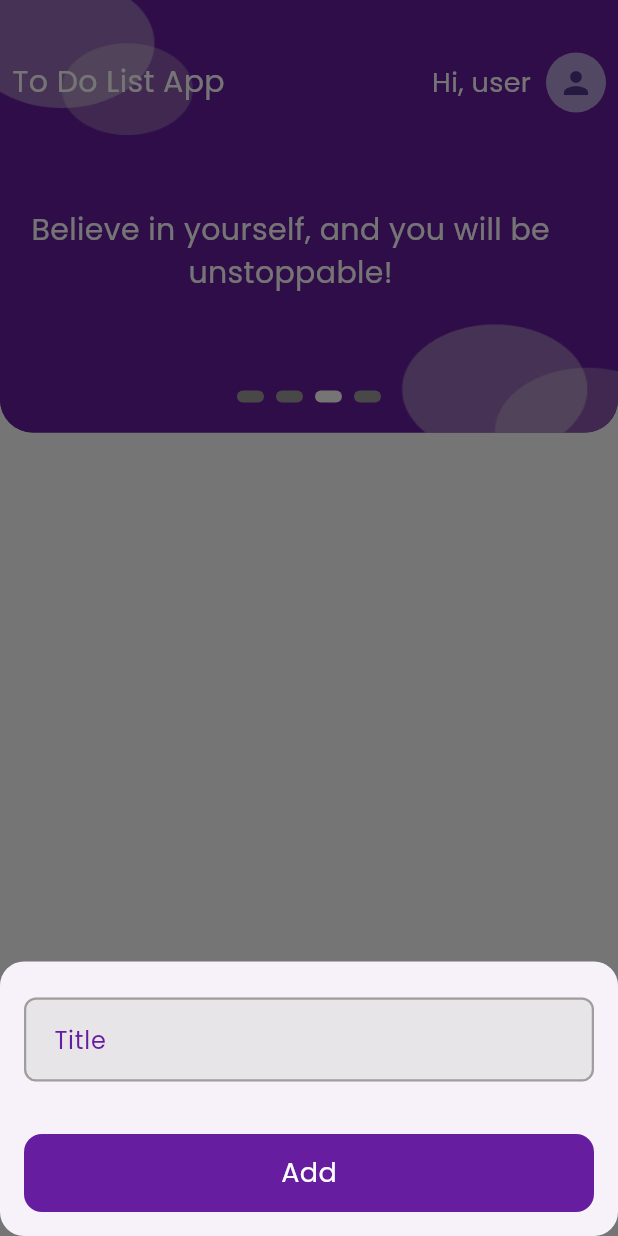
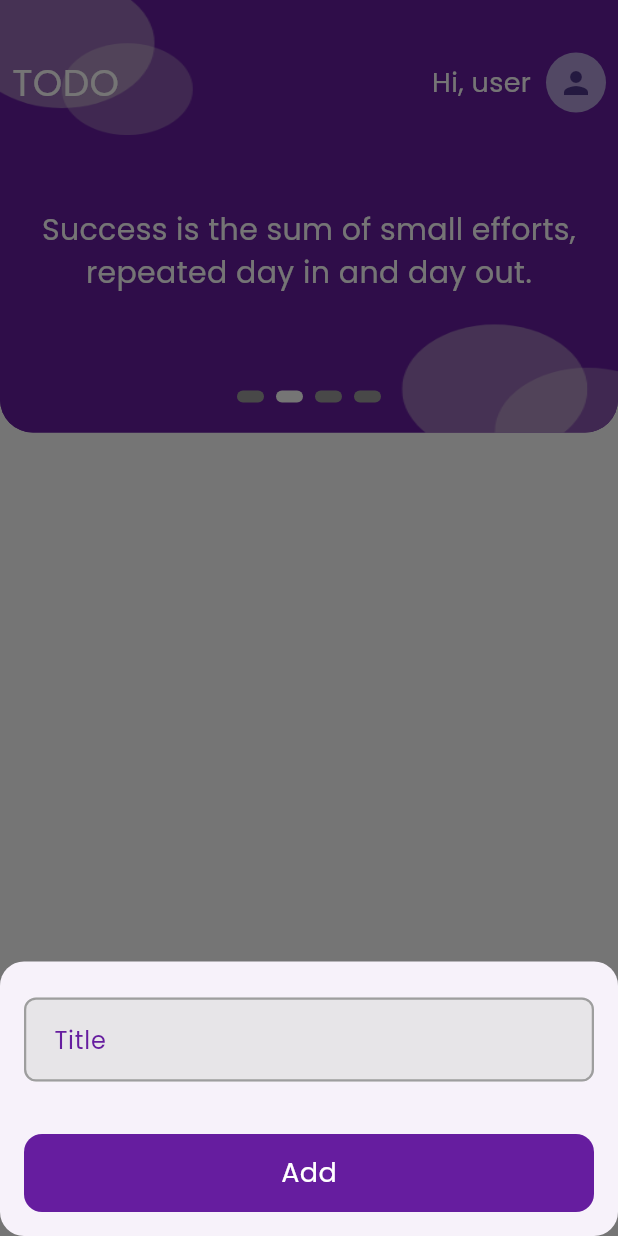
Before and after one commit to MiladnserSB/ToDoListApp, a Flutter app: the screen it shows after launch, after a tap on the "add" icon, on a phone screen of 412 x 824 dp. Run offline on Flutter 3.47's test engine with Material 3 defaults, Android fonts, the phone set to English and light mode, and no system bars; drawn by our look-alikes of smooth_page_indicator; our stand-ins replace animated_text_kit, bloc, equatable, flutter_bloc, hive, hive_flutter; accounts and stored records are empty.

Commit message:
create splash view

```diff
--- a/lib/main.dart
+++ b/lib/main.dart
@@ -4,6 +4,7 @@
 import 'package:to_do_list_app/blocs/tasks/bloc/tasks_bloc.dart';
 import 'package:to_do_list_app/models/task_model.dart';
 import 'package:to_do_list_app/views/home_page_view.dart';
+import 'package:to_do_list_app/views/splash_view.dart';
 
 void main() async {
   await Hive.initFlutter();
@@ -22,7 +23,7 @@
       child: MaterialApp(
         theme: ThemeData(fontFamily: 'Poppins'),
         debugShowCheckedModeBanner: false,
-        home: HomePageView(),
+        home: SplashView(),
       ),
     );
   }
--- /dev/null
+++ b/lib/views/splash_view.dart
@@ -0,0 +1,144 @@
+import 'dart:async';
+import 'package:flutter/material.dart';
+import 'package:to_do_list_app/constants.dart';
+import 'package:to_do_list_app/views/home_page_view.dart';
+import 'package:animated_text_kit/animated_text_kit.dart';
+
+class SplashView extends StatefulWidget {
+  @override
+  _SplashViewState createState() => _SplashViewState();
+}
+
+class _SplashViewState extends State<SplashView>
+    with SingleTickerProviderStateMixin {
+  AnimationController? _controller;
+  Animation<double>? _fadeAnimation;
+  bool _showColoredText = false;
+
+  @override
+  void initState() {
+    super.initState();
+    _initAnimation();
+    _startTimerForNavigation();
+    _triggerColoredText();
+  }
+
+  /// Initialize fade animation for the splash screen
+  void _initAnimation() {
+    _controller = AnimationController(
+      duration: const Duration(seconds: 2), // Fade-in duration
+      vsync: this,
+    );
+    _fadeAnimation = Tween<double>(begin: 0, end: 1).animate(_controller!);
+    _controller!.forward();
+  }
+
+  /// Navigate to the HomePageView after a delay with a fade transition
+  void _startTimerForNavigation() {
+    Timer(const Duration(seconds: 5), () {
+      _navigateToHome();
+    });
+  }
+
+  /// Show colored text after a delay
+  void _triggerColoredText() {
+    Future.delayed(const Duration(seconds: 4), () {
+      setState(() {
+        _showColoredText = true;
+      });
+    });
+  }
+
+  /// Fade transition to HomePageView
+  void _navigateToHome() {
+    Navigator.of(context).pushReplacement(
+      PageRouteBuilder(
+        pageBuilder: (context, animation, secondaryAnimation) =>
+            const HomePageView(),
+        transitionsBuilder: (context, animation, secondaryAnimation, child) {
+          return FadeTransition(opacity: animation, child: child);
+        },
+      ),
+    );
+  }
+
+  @override
+  void dispose() {
+    _controller?.dispose();
+    super.dispose();
+  }
+
+  @override
+  Widget build(BuildContext context) {
+    return Scaffold(
+      backgroundColor: Colors.white,
+      body: Center(
+        child: FadeTransition(
+          opacity: _fadeAnimation!,
+          child: Column(
+            mainAxisAlignment: MainAxisAlignment.center,
+            children: [
+              _buildLogo(),
+              _showColoredText ? _buildColoredText() : _buildAnimatedText(),
+            ],
+          ),
+        ),
+      ),
+    );
+  }
+
+  /// Builds the logo widget
+  Widget _buildLogo() {
+    return Image.asset(
+      'assets/images/logo.png',
+      width: 250,
+      height: 250,
+    );
+  }
+
+  /// Builds the animated typewriter text (before color)
+  Widget _buildAnimatedText() {
+    return AnimatedTextKit(
+      animatedTexts: [
+        TypewriterAnimatedText(
+          'TODO',
+          textStyle: const TextStyle(
+            fontSize: 60,
+            color: Colors.black, // Default color during animation
+            fontFamily: 'Poppins',
+          ),
+          speed: const Duration(milliseconds: 300), // Typing speed
+          textAlign: TextAlign.center,
+        ),
+      ],
+      totalRepeatCount: 1,
+      isRepeatingAnimation: false,
+    );
+  }
+
+  /// Builds the colored "TODO" text after animation completes
+  Widget _buildColoredText() {
+    return RichText(
+      text: TextSpan(
+        children: [
+          TextSpan(
+            text: 'TO',
+            style: TextStyle(
+              fontWeight: FontWeight.bold,
+              fontSize: 60,
+              color: kPrimaryColor, // Color for "TO"
+            ),
+          ),
+          TextSpan(
+            text: 'DO',
+            style: TextStyle(
+              fontWeight: FontWeight.bold,
+              fontSize: 60,
+              color: kPrimaryColor.withOpacity(0.5), // Color for "DO"
+            ),
+          ),
+        ],
+      ),
+    );
+  }
+}
--- a/lib/widgets/home_page_view_app_bar.dart
+++ b/lib/widgets/home_page_view_app_bar.dart
@@ -12,8 +12,8 @@
       child: Row(
         children: [
           const Text(
-            'To Do List App',
-            style: TextStyle(fontSize: 20, color: Colors.white),
+            'TODO',
+            style: TextStyle(fontSize: 25, color: Colors.white),
           ),
           const Spacer(),
           const Text(
--- a/lib/widgets/home_page_view_body_upper_part.dart
+++ b/lib/widgets/home_page_view_body_upper_part.dart
@@ -57,7 +57,7 @@
       height: MediaQuery.of(context).size.height * 0.35,
       decoration: BoxDecoration(
         color: kPrimaryColor,
-        image: DecorationImage(
+        image: const DecorationImage(
           image: AssetImage('assets/images/home_view_image.png'),
           fit: BoxFit.fill,
         ),
--- a/pubspec.yaml
+++ b/pubspec.yaml
@@ -42,6 +42,7 @@
   equatable: ^2.0.5
   build_runner: ^2.4.12
   intl: ^0.19.0
+  animated_text_kit: ^4.2.2
 
 
 dev_dependencies:
@@ -71,6 +72,7 @@
   assets:
     - assets/images/home_view_image.png
     - assets/images/custom_app_bar_image.png
+    - assets/images/logo.png
 
   # An image asset can refer to one or more resolution-specific "variants", see
   # https://flutter.dev/to/resolution-aware-images
```
Also changed, not shown: assets/images/logo.png (added), pubspec.lock.
